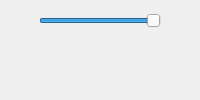
Above: src/components/addons/thumbnailsSize/ui/Thumbnails_Size.ui from KelSolaar/sIBL_GUI before the change. Below: the same form after it.
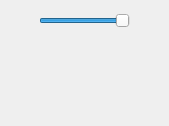
That is the form after the change.

Patch:
```diff
--- a/src/components/addons/thumbnailsSize/ui/Thumbnails_Size.ui
+++ b/src/components/addons/thumbnailsSize/ui/Thumbnails_Size.ui
@@ -2,6 +2,14 @@
 <ui version="4.0">
  <class>Thumbnails_Size_DockWidget</class>
  <widget class="QDockWidget" name="Thumbnails_Size_DockWidget">
+  <property name="geometry">
+   <rect>
+    <x>0</x>
+    <y>0</y>
+    <width>169</width>
+    <height>126</height>
+   </rect>
+  </property>
   <property name="windowTitle">
    <string>Thumbnails Size</string>
   </property>
```
Left out of the diff: 2 changed lines with no effect on the pictures.
